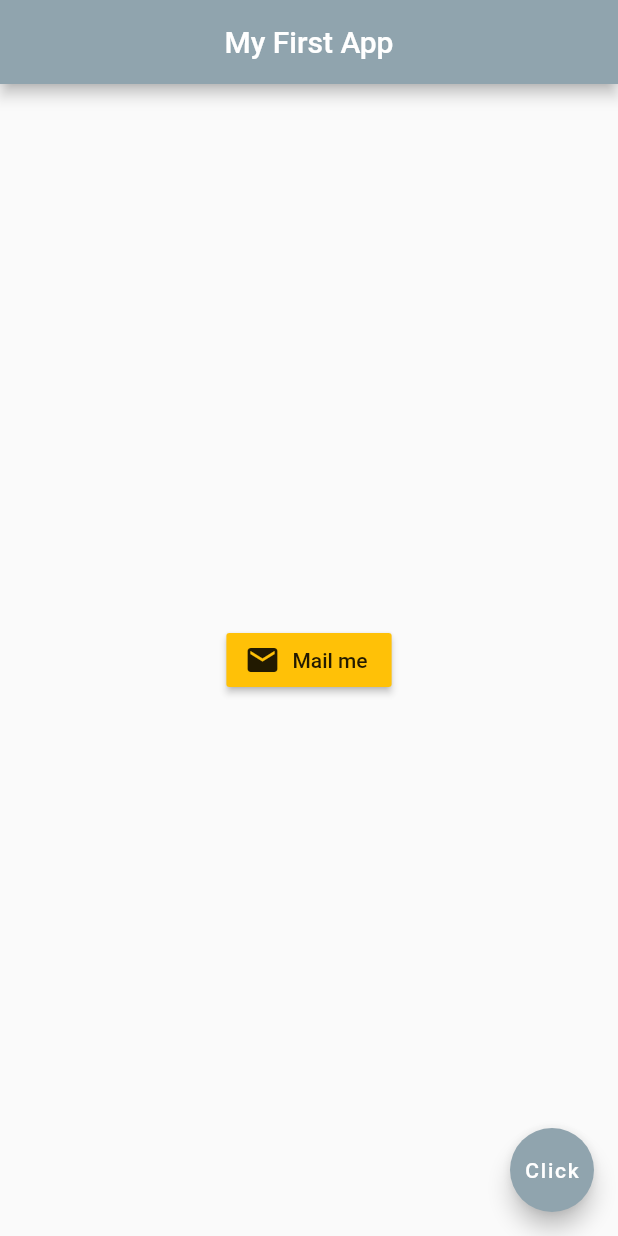
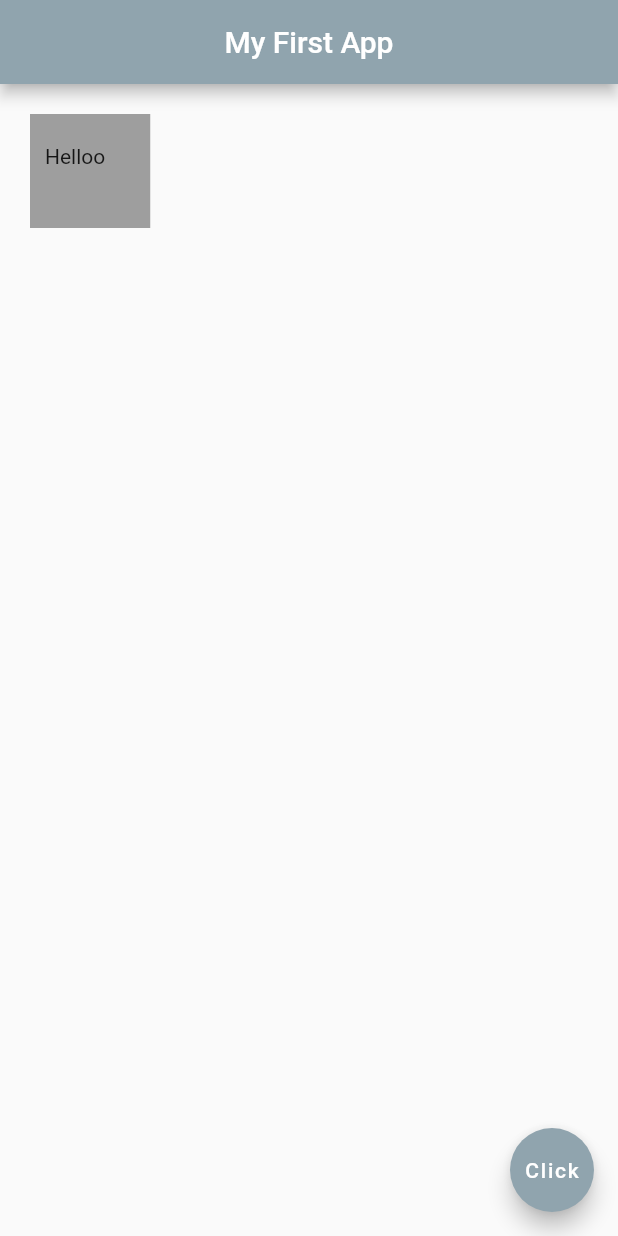
Before and after one commit to mohanhari/Date-And-TIme-App, a Flutter app: the screen it shows after launch, on a phone screen of 412 x 824 dp. Run offline on Flutter 3.47's test engine with Material 2 defaults, Android fonts, the phone set to English and light mode, and no system bars.

Commit message:
Using a container for a body with padding and margins

```diff
--- a/lib/main.dart
+++ b/lib/main.dart
@@ -14,17 +14,11 @@ class Home extends StatelessWidget {
         centerTitle: true,
         backgroundColor: Colors.blueGrey[300],
       ),
-      body: Center(
-        child: RaisedButton.icon(
-          onPressed: () {
-            print('You clicked');
-          },
-          icon: Icon(
-            Icons.mail
-          ),
-          label: Text('Mail me'),
-          color: Colors.amber,
-        ),
+      body: Container(
+        padding: EdgeInsets.fromLTRB(10.0, 20.0, 30.0, 40.0),
+        margin: EdgeInsets.all(20.0),
+        color: Colors.grey,
+        child: Text('Helloo'),
       ),
       floatingActionButton: FloatingActionButton(
         onPressed: () {},
```
